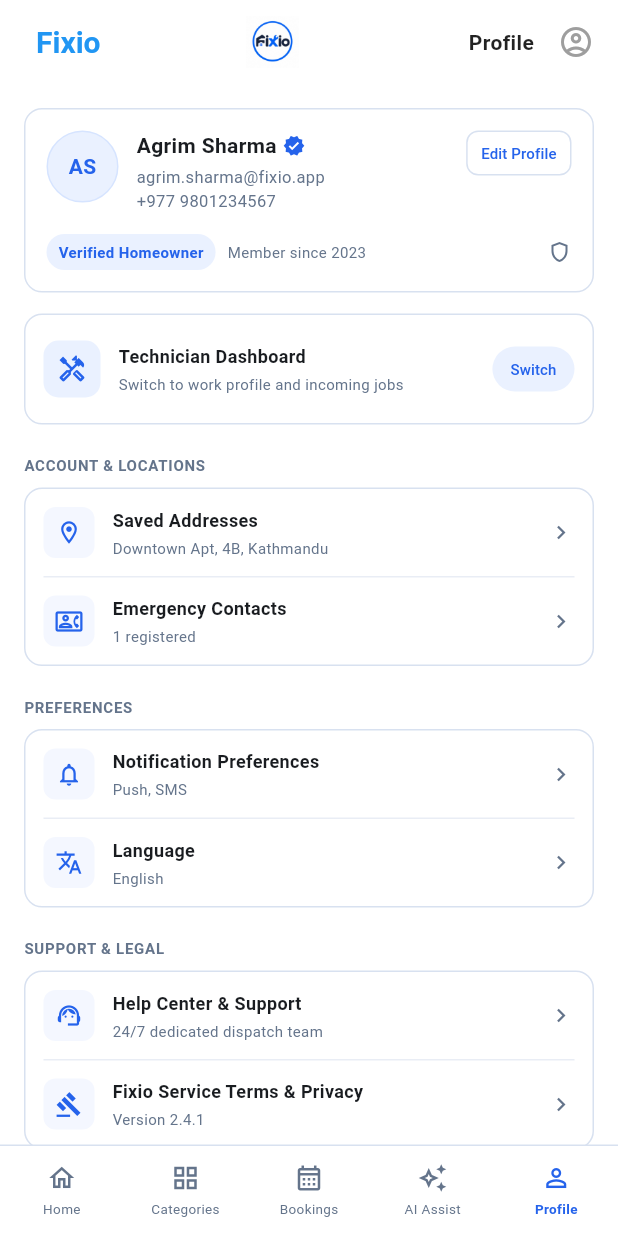
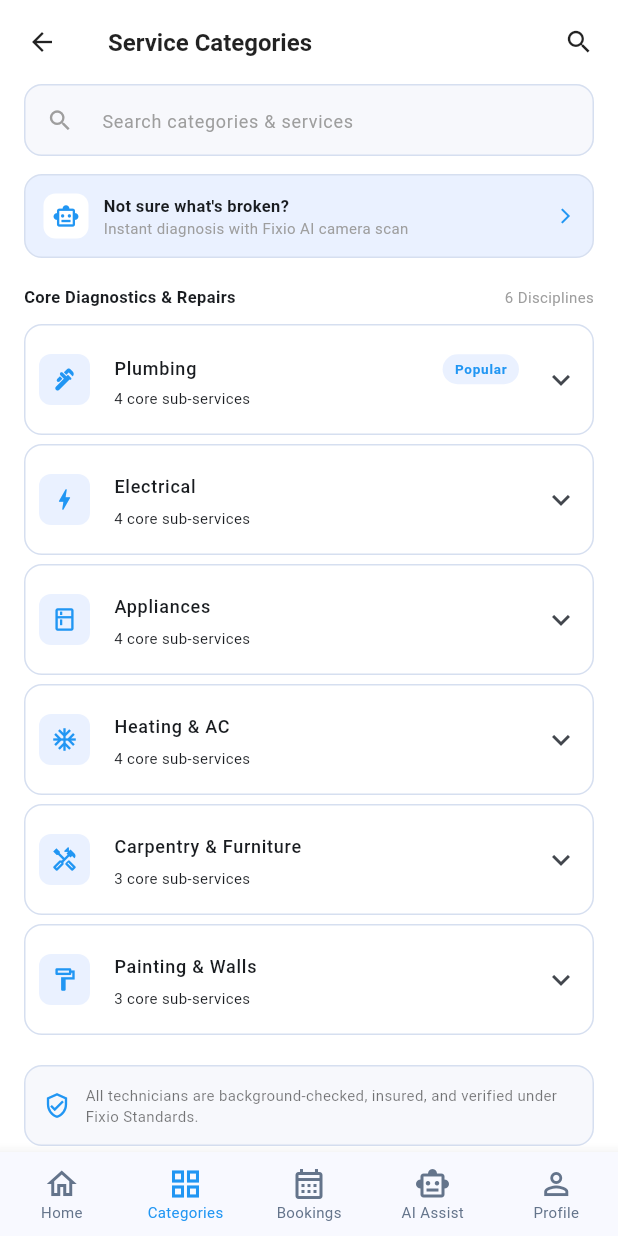
Before and after one commit to samirr298/Fixio, a Flutter app: the screen it shows after launch, on a phone screen of 412 x 824 dp. Run offline on Flutter 3.47's test engine with Material 3 defaults, Android fonts, the phone set to English and light mode, and no system bars; accounts and stored records are empty.

Commit message:
made service categories screen (only frontend screen)

```diff
--- a/lib/main.dart
+++ b/lib/main.dart
@@ -1,3 +1,4 @@
+import 'package:fixio/view/categories/service_categories.dart';
 import 'package:fixio/view/profile/profile_screen.dart';
 import 'package:flutter/material.dart';
 import 'view/authentication/login_screen.dart';
@@ -17,7 +18,7 @@ class MyApp extends StatelessWidget {
         colorScheme: ColorScheme.fromSeed(seedColor: Colors.blue),
         useMaterial3: true,
       ),
-      home: const ProfileScreen(),
+      home: const CategoriesScreen(),
       debugShowCheckedModeBanner: false,
     );
   }
--- /dev/null
+++ b/lib/view/categories/service_categories.dart
@@ -0,0 +1,422 @@
+
+import 'package:flutter/material.dart';
+
+class CategoriesScreen extends StatefulWidget {
+  const CategoriesScreen({super.key});
+
+  @override
+  State<CategoriesScreen> createState() => _CategoriesScreenState();
+}
+
+class _CategoriesScreenState extends State<CategoriesScreen> {
+  String searchQuery = '';
+
+  final List<Map<String, dynamic>> categories = [
+    {
+      'title': 'Plumbing',
+      'icon': Icons.plumbing,
+      'services': [
+        'Pipe leak repair',
+        'Drain cleaning',
+        'Tap & shower fixture',
+        'Water heater',
+      ],
+      'popular': true,
+    },
+    {
+      'title': 'Electrical',
+      'icon': Icons.bolt,
+      'services': [
+        'Wiring repair',
+        'Lighting installation',
+        'Switch & socket repair',
+        'Circuit breaker',
+      ],
+    },
+    {
+      'title': 'Appliances',
+      'icon': Icons.kitchen_outlined,
+      'services': [
+        'Washing machine',
+        'Refrigerator repair',
+        'Microwave repair',
+        'Dishwasher repair',
+      ],
+    },
+    {
+      'title': 'Heating & AC',
+      'icon': Icons.ac_unit,
+      'services': [
+        'AC repair',
+        'AC installation',
+        'Heating repair',
+        'Ventilation',
+      ],
+    },
+    {
+      'title': 'Carpentry & Furniture',
+      'icon': Icons.handyman_outlined,
+      'services': [
+        'Furniture repair',
+        'Door repair',
+        'Cabinet installation',
+      ],
+    },
+    {
+      'title': 'Painting & Walls',
+      'icon': Icons.format_paint_outlined,
+      'services': [
+        'Interior painting',
+        'Wall repair',
+        'Wallpaper installation',
+      ],
+    },
+  ];
+
+  @override
+  Widget build(BuildContext context) {
+    final filteredCategories = categories.where((category) {
+      final title = category['title'].toString().toLowerCase();
+      final services =
+      (category['services'] as List<String>).join(' ').toLowerCase();
+
+      return title.contains(searchQuery.toLowerCase()) ||
+          services.contains(searchQuery.toLowerCase());
+    }).toList();
+
+    return Scaffold(
+      backgroundColor: Colors.white,
+
+      // APP BAR
+      appBar: AppBar(
+        backgroundColor: Colors.white,
+        elevation: 0,
+        leading: const Icon(
+          Icons.arrow_back,
+          color: Colors.black87,
+          size: 20,
+        ),
+        title: const Text(
+          'Service Categories',
+          style: TextStyle(
+            fontSize: 16,
+            fontWeight: FontWeight.w600,
+            color: Colors.black87,
+          ),
+        ),
+        actions: const [
+          Padding(
+            padding: EdgeInsets.only(right: 16),
+            child: Icon(
+              Icons.search,
+              color: Colors.black87,
+              size: 20,
+            ),
+          ),
+        ],
+      ),
+
+      // BODY
+      body: SingleChildScrollView(
+        padding: const EdgeInsets.symmetric(horizontal: 16),
+        child: Column(
+          crossAxisAlignment: CrossAxisAlignment.start,
+          children: [
+
+            // SEARCH BAR
+            TextField(
+              onChanged: (value) {
+                setState(() {
+                  searchQuery = value;
+                });
+              },
+              decoration: InputDecoration(
+                hintText: 'Search categories & services',
+                hintStyle: const TextStyle(
+                  fontSize: 12,
+                  color: Colors.grey,
+                ),
+                prefixIcon: const Icon(
+                  Icons.search,
+                  size: 18,
+                  color: Colors.grey,
+                ),
+                filled: true,
+                fillColor: const Color(0xFFF7F8FC),
+                contentPadding: const EdgeInsets.symmetric(vertical: 10),
+                border: OutlineInputBorder(
+                  borderRadius: BorderRadius.circular(12),
+                  borderSide: const BorderSide(
+                    color: Color(0xFFD6DFF0),
+                  ),
+                ),
+                enabledBorder: OutlineInputBorder(
+                  borderRadius: BorderRadius.circular(12),
+                  borderSide: const BorderSide(
+                    color: Color(0xFFD6DFF0),
+                  ),
+                ),
+                focusedBorder: OutlineInputBorder(
+                  borderRadius: BorderRadius.circular(12),
+                  borderSide: const BorderSide(
+                    color: Colors.blue,
+                  ),
+                ),
+              ),
+            ),
+
+            const SizedBox(height: 12),
+
+            // AI BANNER
+            Container(
+              padding: const EdgeInsets.all(12),
+              decoration: BoxDecoration(
+                color: const Color(0xFFEAF1FF),
+                borderRadius: BorderRadius.circular(12),
+                border: Border.all(
+                  color: const Color(0xFFD6DFF0),
+                ),
+              ),
+              child: Row(
+                children: [
+                  Container(
+                    padding: const EdgeInsets.all(6),
+                    decoration: BoxDecoration(
+                      color: Colors.white,
+                      borderRadius: BorderRadius.circular(8),
+                    ),
+                    child: const Icon(
+                      Icons.smart_toy_outlined,
+                      color: Colors.blue,
+                      size: 18,
+                    ),
+                  ),
+                  const SizedBox(width: 10),
+                  const Expanded(
+                    child: Column(
+                      crossAxisAlignment: CrossAxisAlignment.start,
+                      children: [
+                        Text(
+                          "Not sure what's broken?",
+                          style: TextStyle(
+                            fontSize: 11,
+                            fontWeight: FontWeight.w600,
+                          ),
+                        ),
+                        Text(
+                          'Instant diagnosis with Fixio AI camera scan',
+                          style: TextStyle(
+                            fontSize: 10,
+                            color: Colors.grey,
+                          ),
+                        ),
+                      ],
+                    ),
+                  ),
+                  const Icon(
+                    Icons.arrow_forward_ios,
+                    size: 12,
+                    color: Colors.blue,
+                  ),
+                ],
+              ),
+            ),
+
+            const SizedBox(height: 18),
+
+            // SECTION HEADER
+            Row(
+              mainAxisAlignment: MainAxisAlignment.spaceBetween,
+              children: [
+                const Text(
+                  'Core Diagnostics & Repairs',
+                  style: TextStyle(
+                    fontSize: 11,
+                    fontWeight: FontWeight.w600,
+                  ),
+                ),
+                Text(
+                  '${filteredCategories.length} Disciplines',
+                  style: const TextStyle(
+                    fontSize: 10,
+                    color: Colors.grey,
+                  ),
+                ),
+              ],
+            ),
+
+            const SizedBox(height: 10),
+
+            // CATEGORY CARDS
+            ...filteredCategories.map((category) {
+              final services = category['services'] as List<String>;
+
+              return Card(
+                color: Colors.white,
+                elevation: 0,
+                margin: const EdgeInsets.only(bottom: 6),
+                shape: RoundedRectangleBorder(
+                  borderRadius: BorderRadius.circular(12),
+                  side: const BorderSide(
+                    color: Color(0xFFD6DFF0),
+                  ),
+                ),
+                child: ExpansionTile(
+                  tilePadding: const EdgeInsets.symmetric(horizontal: 10),
+                  childrenPadding: const EdgeInsets.fromLTRB(10, 0, 10, 8),
+
+                  leading: Container(
+                    padding: const EdgeInsets.all(8),
+                    decoration: BoxDecoration(
+                      color: const Color(0xFFEAF1FF),
+                      borderRadius: BorderRadius.circular(8),
+                    ),
+                    child: Icon(
+                      category['icon'] as IconData,
+                      color: Colors.blue,
+                      size: 18,
+                    ),
+                  ),
+
+                  title: Row(
+                    children: [
+                      Expanded(
+                        child: Text(
+                          category['title'],
+                          style: const TextStyle(
+                            fontSize: 12,
+                            fontWeight: FontWeight.w500,
+                          ),
+                        ),
+                      ),
+                      if (category['popular'] == true)
+                        Container(
+                          padding: const EdgeInsets.symmetric(
+                            horizontal: 8,
+                            vertical: 3,
+                          ),
+                          decoration: BoxDecoration(
+                            color: const Color(0xFFEAF1FF),
+                            borderRadius: BorderRadius.circular(20),
+                          ),
+                          child: const Text(
+                            'Popular',
+                            style: TextStyle(
+                              color: Colors.blue,
+                              fontSize: 9,
+                              fontWeight: FontWeight.bold,
+                            ),
+                          ),
+                        ),
+                    ],
+                  ),
+
+                  subtitle: Text(
+                    '${services.length} core sub-services',
+                    style: const TextStyle(fontSize: 10),
+                  ),
+
+                  children: services.map((service) {
+                    return Container(
+                      margin: const EdgeInsets.only(bottom: 5),
+                      padding: const EdgeInsets.symmetric(
+                        horizontal: 10,
+                        vertical: 11,
+                      ),
+                      decoration: BoxDecoration(
+                        color: const Color(0xFFF5F7FC),
+                        borderRadius: BorderRadius.circular(8),
+                      ),
+                      child: Row(
+                        children: [
+                          Expanded(
+                            child: Text(
+                              service,
+                              style: const TextStyle(fontSize: 11),
+                            ),
+                          ),
+                          const Icon(
+                            Icons.arrow_forward_ios,
+                            size: 11,
+                            color: Colors.grey,
+                          ),
+                        ],
+                      ),
+                    );
+                  }).toList(),
+                ),
+              );
+            }),
+
+            const SizedBox(height: 14),
+
+            // VERIFIED BANNER
+            Container(
+              padding: const EdgeInsets.all(12),
+              decoration: BoxDecoration(
+                color: const Color(0xFFF7F8FC),
+                borderRadius: BorderRadius.circular(12),
+                border: Border.all(
+                  color: const Color(0xFFD6DFF0),
+                ),
+              ),
+              child: const Row(
+                children: [
+                  Icon(
+                    Icons.verified_user_outlined,
+                    color: Colors.blue,
+                    size: 18,
+                  ),
+                  SizedBox(width: 10),
+                  Expanded(
+                    child: Text(
+                      'All technicians are background-checked, insured, and verified under Fixio Standards.',
+                      style: TextStyle(
+                        fontSize: 10,
+                        color: Colors.black54,
+                      ),
+                    ),
+                  ),
+                ],
+              ),
+            ),
+
+            const SizedBox(height: 20),
+          ],
+        ),
+      ),
+
+      // BOTTOM NAVIGATION
+      bottomNavigationBar: BottomNavigationBar(
+        type: BottomNavigationBarType.fixed,
+        currentIndex: 1,
+        selectedItemColor: Colors.blue,
+        unselectedItemColor: const Color(0xFF64748B),
+        selectedFontSize: 10,
+        unselectedFontSize: 10,
+        items: const [
+          BottomNavigationBarItem(
+            icon: Icon(Icons.home_outlined),
+            label: 'Home',
+          ),
+          BottomNavigationBarItem(
+            icon: Icon(Icons.grid_view),
+            label: 'Categories',
+          ),
+          BottomNavigationBarItem(
+            icon: Icon(Icons.calendar_month_outlined),
+            label: 'Bookings',
+          ),
+          BottomNavigationBarItem(
+            icon: Icon(Icons.smart_toy_outlined),
+            label: 'AI Assist',
+          ),
+          BottomNavigationBarItem(
+            icon: Icon(Icons.person_outline),
+            label: 'Profile',
+          ),
+        ],
+      ),
+    );
+  }
+}
```
